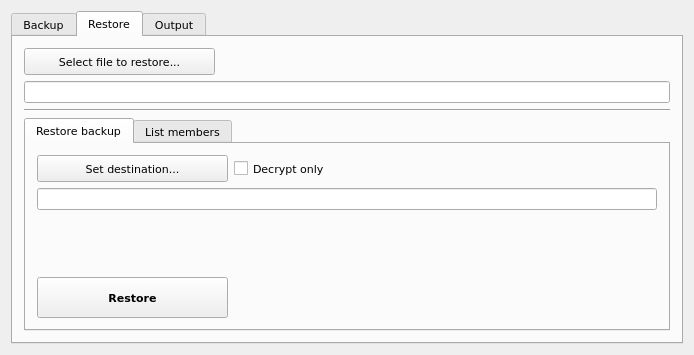
This is tar-backup/tar_backup.ui in marazmista/tar-backup as Qt 5 draws it before an edit. The edited form follows.
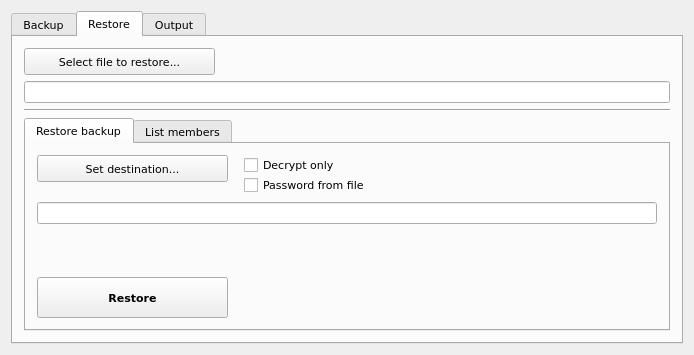
This is the edited form. The open tabs and pages were chosen to show the change.

Commit message: add support for password in files, some buxfixes

Patch:
```diff
--- a/tar-backup/tar_backup.ui
+++ b/tar-backup/tar_backup.ui
@@ -214,10 +214,7 @@
             <string>Restore backup</string>
            </attribute>
            <layout class="QFormLayout" name="formLayout">
-            <property name="fieldGrowthPolicy">
-             <enum>QFormLayout::AllNonFixedFieldsGrow</enum>
-            </property>
-            <item row="1" column="0">
+            <item row="0" column="0">
              <widget class="QPushButton" name="btn_setDestRestore">
               <property name="minimumSize">
                <size>
@@ -230,35 +227,70 @@
               </property>
              </widget>
             </item>
-            <item row="1" column="1">
+            <item row="0" column="1">
+             <widget class="QWidget" name="widget" native="true">
+              <property name="minimumSize">
+               <size>
+                <width>141</width>
+                <height>41</height>
+               </size>
+              </property>
+              <property name="maximumSize">
+               <size>
+                <width>170</width>
+                <height>41</height>
+               </size>
+              </property>
              <widget class="QCheckBox" name="cb_decryptOnly">
               <property name="enabled">
                <bool>true</bool>
               </property>
+               <property name="geometry">
+                <rect>
+                 <x>10</x>
+                 <y>0</y>
+                 <width>100</width>
+                 <height>20</height>
+                </rect>
+               </property>
               <property name="sizePolicy">
                <sizepolicy hsizetype="Minimum" vsizetype="Expanding">
                 <horstretch>0</horstretch>
                 <verstretch>0</verstretch>
                </sizepolicy>
               </property>
+               <property name="maximumSize">
+                <size>
+                 <width>120</width>
+                 <height>16777215</height>
+                </size>
+               </property>
+               <property name="toolTip">
+                <string>Select if you want only decrypt the archive (without extracting it)</string>
+               </property>
               <property name="text">
                <string>Decrypt only</string>
               </property>
              </widget>
-            </item>
-            <item row="3" column="0" colspan="2">
-             <widget class="QLineEdit" name="t_destRestore">
-              <property name="font">
-               <font>
-                <pointsize>8</pointsize>
-               </font>
+              <widget class="QCheckBox" name="cb_getPassFromFile">
+               <property name="geometry">
+                <rect>
+                 <x>10</x>
+                 <y>20</y>
+                 <width>151</width>
+                 <height>20</height>
+                </rect>
+               </property>
+               <property name="toolTip">
+                <string>Select if you want pass text file as password (first line)</string>
               </property>
               <property name="text">
-               <string/>
-              </property>
-             </widget>
+                <string>Password from file</string>
+               </property>
+              </widget>
+             </widget>
             </item>
-            <item row="4" column="0">
+            <item row="2" column="0">
              <spacer name="verticalSpacer_3">
               <property name="orientation">
                <enum>Qt::Vertical</enum>
@@ -296,6 +328,18 @@
               </property>
              </widget>
             </item>
+            <item row="1" column="0" colspan="2">
+             <widget class="QLineEdit" name="t_destRestore">
+              <property name="font">
+               <font>
+                <pointsize>8</pointsize>
+               </font>
+              </property>
+              <property name="text">
+               <string/>
+              </property>
+             </widget>
+            </item>
            </layout>
           </widget>
           <widget class="QWidget" name="tab_2">
```
Left out of the diff: 2 changed lines with no effect on the pictures. Lines whose indentation alone changed are shown as unchanged. The commit also changes 9 other files.
